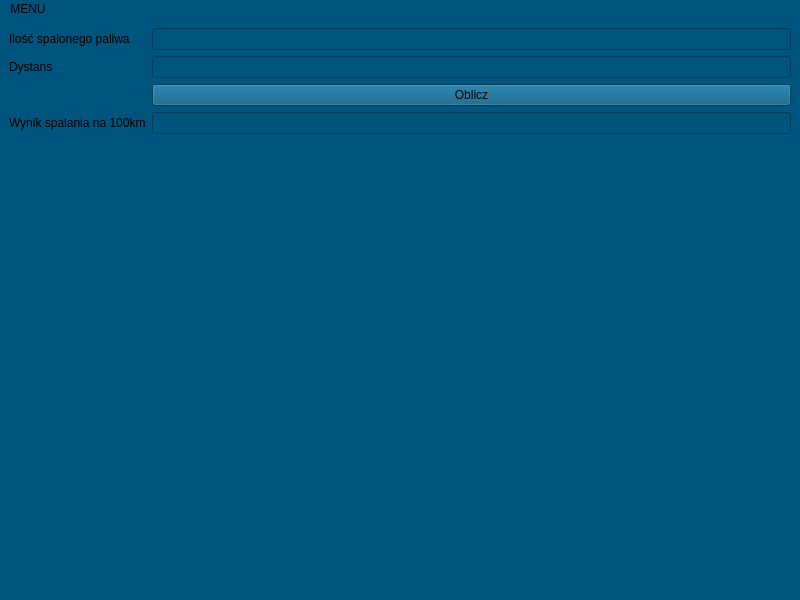
Before: the Qt Designer form mainwindow.ui in Pawlo14/KalkulatorSpalania, drawn with Qt 5.
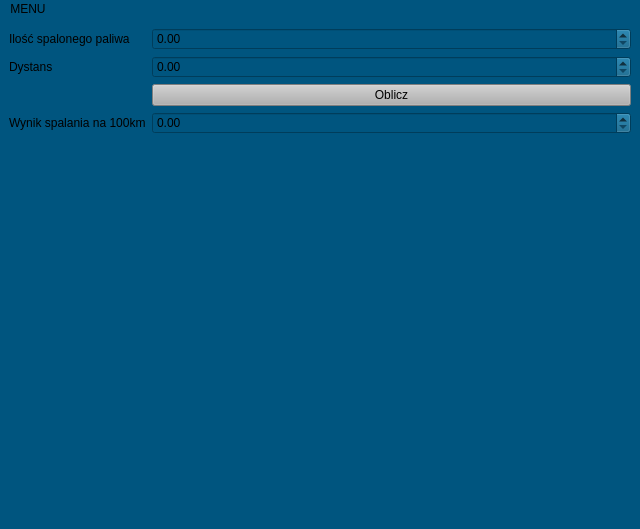
After: the same form once the commit is applied.

Diff of the .ui file:
```diff
--- a/mainwindow.ui
+++ b/mainwindow.ui
@@ -6,8 +6,8 @@
    <rect>
     <x>0</x>
     <y>0</y>
-    <width>800</width>
-    <height>600</height>
+    <width>640</width>
+    <height>529</height>
    </rect>
   </property>
   <property name="windowTitle">
@@ -27,20 +27,14 @@
         </property>
        </widget>
       </item>
-      <item row="0" column="1">
-       <widget class="QLineEdit" name="kmLineEdit"/>
-      </item>
-      <item row="1" column="0">
+      <item row="2" column="0">
        <widget class="QLabel" name="dystansLabel">
         <property name="text">
          <string>Dystans</string>
         </property>
        </widget>
       </item>
-      <item row="1" column="1">
-       <widget class="QLineEdit" name="dystansLineEdit"/>
-      </item>
-      <item row="3" column="0">
+      <item row="4" column="0">
        <widget class="QLabel" name="wynikSpalaniaNa100kmLabel">
         <property name="text">
          <string>Wynik spalania na 100km</string>
@@ -48,15 +42,37 @@
        </widget>
       </item>
       <item row="3" column="1">
-       <widget class="QLineEdit" name="wynikSpalaniaNa100kmLineEdit"/>
-      </item>
-      <item row="2" column="1">
-       <widget class="QPushButton" name="pushButton">
+       <widget class="QPushButton" name="Oblicz">
+        <property name="styleSheet">
+         <string notr="true">background-color: rgb(176, 176, 176);
+color:black;</string>
+        </property>
         <property name="text">
          <string>Oblicz</string>
         </property>
        </widget>
       </item>
+      <item row="0" column="1">
+       <widget class="QDoubleSpinBox" name="paliwoo">
+        <property name="maximum">
+         <double>99999.990000000005239</double>
+        </property>
+       </widget>
+      </item>
+      <item row="2" column="1">
+       <widget class="QDoubleSpinBox" name="dystanss">
+        <property name="maximum">
+         <double>99999.990000000005239</double>
+        </property>
+       </widget>
+      </item>
+      <item row="4" column="1">
+       <widget class="QDoubleSpinBox" name="wynikk">
+        <property name="maximum">
+         <double>9999.989999999999782</double>
+        </property>
+       </widget>
+      </item>
      </layout>
     </item>
    </layout>
@@ -66,7 +82,7 @@
     <rect>
      <x>0</x>
      <y>0</y>
-     <width>800</width>
+     <width>640</width>
      <height>25</height>
     </rect>
    </property>
```
Left out of the diff: 4 changed lines with no effect on the pictures.
